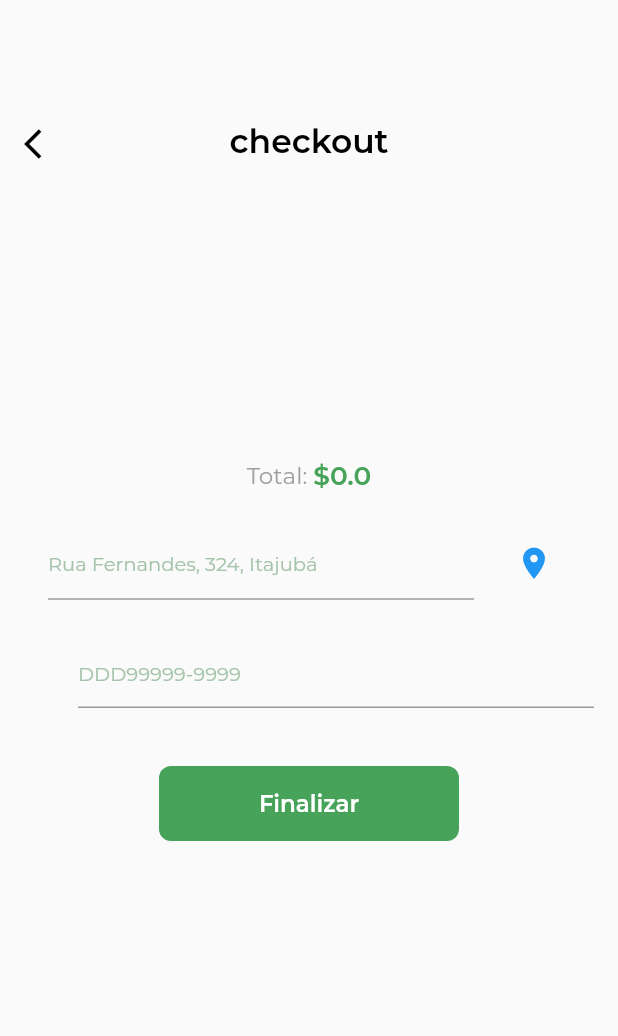
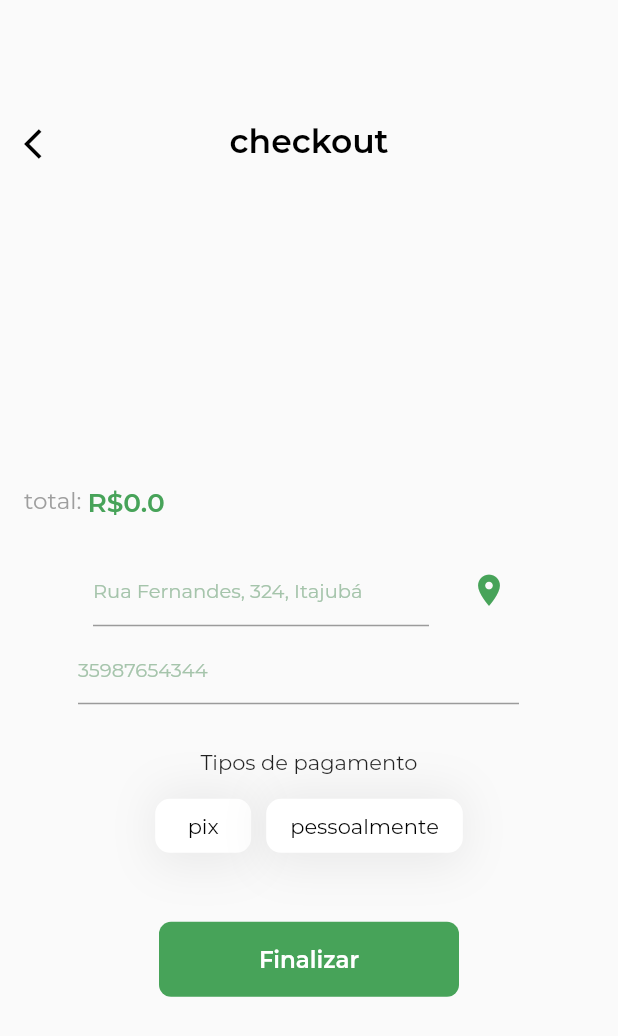
Before and after one commit to lavyoliveira/tifuti_project, a Flutter app: the CheckoutView screen opened directly, after a tap on the "location on" icon, on a phone screen of 412 x 824 dp. Shown: the top 1036 px of the screen. Run offline on Flutter 3.47's test engine with Material 2 defaults, Android fonts, the phone set to English and light mode, and no system bars; drawn by our look-alikes of group_button; our stand-ins replace cloud_firestore, connectivity, firebase_auth, firebase_core, firebase_storage, flutter_screenutil and 9 more; missing offline and left inert: flutter_facebook_auth; accounts and stored records are empty.

Commit message:
fix: saving lat, lon, save products e tipo de pagamento

```diff
--- a/lib/domain/viewmodel/checkout_viewmodel.dart
+++ b/lib/domain/viewmodel/checkout_viewmodel.dart
@@ -22,8 +22,19 @@ class CheckoutViewModel extends GetxController {
 
   bool get isLoading => _isLoading;
 
-  //controllers
   TextEditingController locationTEC = TextEditingController();
+
+  double _latitude = 0.0;
+
+  double get latitude => _latitude;
+
+  double _longitude = 0.0;
+
+  double get longitude => _longitude;
+
+  String _payment = '';
+
+  String get payment => _payment;
 
   @override
   void onInit() {
@@ -50,6 +61,10 @@ class CheckoutViewModel extends GetxController {
       telefone: telefone!,
       totalPrice: Get.find<CartViewModel>().totalPrice.toString(),
       date: DateFormat('dd-MM-yyyy').format(DateTime.now()),
+      products: Get.find<CartViewModel>().names.toList(),
+      latitude: _latitude,
+      longitude: _longitude,
+      payment: _payment,
     ));
     Get.find<CartViewModel>().removeAllProducts();
     Get.back();
@@ -57,37 +72,37 @@ class CheckoutViewModel extends GetxController {
   }
 
   setLocation(String val) {
-    if (kDebugMode) {
-      print('SetCountry $val');
-    }
     location = val;
+  }
+
+  setPayment(String val) {
+    _payment = val;
+    print(_payment);
   }
 
   getLocation() async {
     var loading = true;
     LocationPermission permission = await Geolocator.checkPermission();
-    if (kDebugMode) {
-      print(permission);
-    }
     if (permission == LocationPermission.denied ||
         permission == LocationPermission.deniedForever) {
       LocationPermission rPermission = await Geolocator.requestPermission();
-      if (kDebugMode) {
-        print(rPermission);
-      }
       await getLocation();
     } else {
       var position = await Geolocator.getCurrentPosition(
-          desiredAccuracy: LocationAccuracy.high);
+        desiredAccuracy: LocationAccuracy.high,
+      );
       List<Placemark> placemarks =
           await placemarkFromCoordinates(position.latitude, position.longitude);
-      var placemark = placemarks[0];
+
+      _latitude = position.latitude;
+      print(_latitude);
+      _longitude = position.longitude;
+      print(_longitude);
+
+      Placemark placemark = placemarks[0];
       location =
-          "${placemarks[0].street}, ${placemarks[0].name}, ${placemarks[0].country}, ${placemarks[0].locality}";
+          '${placemark.subThoroughfare}, ${placemark.thoroughfare}, ${placemark.subAdministrativeArea}';
       locationTEC.text = location!;
-      if (kDebugMode) {
-        print(location);
-      }
     }
     loading = false;
   }
--- a/lib/model/checkout_model.dart
+++ b/lib/model/checkout_model.dart
@@ -1,11 +1,17 @@
 class CheckoutModel {
-  late String location, telefone, totalPrice, date;
+  late String location, telefone, totalPrice, date, payment;
+  late List products;
+  late double latitude, longitude;
 
   CheckoutModel({
     required this.location,
     required this.telefone,
     required this.totalPrice,
     required this.date,
+    required this.products,
+    required this.latitude,
+    required this.longitude,
+    required this.payment,
   });
 
   CheckoutModel.fromJson(Map<dynamic, dynamic> map) {
@@ -13,6 +19,10 @@ class CheckoutModel {
     telefone = map['telefone'];
     totalPrice = map['totalPrice'];
     date = map['date'];
+    products = map['names'];
+    latitude = map['latitude'];
+    longitude = map['longitude'];
+    payment = map['payment'];
   }
 
   toJson() {
@@ -21,6 +31,10 @@ class CheckoutModel {
       'telefone': telefone,
       'totalPrice': totalPrice,
       'date': date,
+      'products': products,
+      'latitude': latitude,
+      'longitude': longitude,
+      'payment': payment,
     };
   }
 }
--- a/lib/view/cart/checkout_view.dart
+++ b/lib/view/cart/checkout_view.dart
@@ -8,6 +8,7 @@ import '../widgets/custom_button.dart';
 import '../../config/theme.dart';
 import '../widgets/custom_text.dart';
 import '../widgets/custom_textFormField.dart';
+import 'package:group_button/group_button.dart';
 
 class CheckoutView extends StatelessWidget {
   final _formKey = GlobalKey<FormState>();
@@ -65,81 +66,18 @@ class CheckoutView extends StatelessWidget {
                         SizedBox(
                           height: 20.h,
                         ),
-                        // CustomTextFormField(
-                        //   hintText: 'Rua de Pedestre E24',
-                        //   validatorFn: (value) {
-                        //     if (value!.isEmpty || value.length < 4) {
-                        //       return 'Por favor, insira um nome válido de rua.';
-                        //     }
-                        //     return null;
-                        //   },
-                        //   onSavedFn: (value) {
-                        //     controller.rua = value;
-                        //   },
-                        // ),
-                        // SizedBox(
-                        //   height: 20.h,
-                        // ),
-                        // CustomTextFormField(
-                        //   hintText: 'São Paulo',
-                        //   validatorFn: (value) {
-                        //     if (value!.isEmpty || value.length < 4) {
-                        //       return 'Por favor, insira um nome válido de cidade.';
-                        //     }
-                        //     return null;
-                        //   },
-                        //   onSavedFn: (value) {
-                        //     controller.cidade = value;
-                        //   },
-                        // ),
-                        // SizedBox(
-                        //   height: 20.h,
-                        // ),
-                        // Row(
-                        //   children: [
-                        //     Expanded(
-                        //       child: CustomTextFormField(
-                        //         hintText: 'São Paulo',
-                        //         validatorFn: (value) {
-                        //           if (value!.isEmpty || value.length < 4) {
-                        //             return 'Por favor, insira um nome válido de estado.';
-                        //           }
-                        //           return null;
-                        //         },
-                        //         onSavedFn: (value) {
-                        //           controller.estado = value;
-                        //         },
-                        //       ),
-                        //     ),
-                        //     const SizedBox(
-                        //       width: 36,
-                        //     ),
-                        //     Expanded(
-                        //       child: CustomTextFormField(
-                        //         hintText: 'Brasil',
-                        //         validatorFn: (value) {
-                        //           if (value!.isEmpty || value.length < 4) {
-                        //             return 'Por favor, insira um nome válido de país.';
-                        //           }
-                        //           return null;
-                        //         },
-                        //         onSavedFn: (value) {
-                        //           controller.pais = value;
-                        //         },
-                        //       ),
-                        //     ),
-                        //   ],
-                        // ),
-                        ListTile(
-                          title: Container(
-                            width: 250.0,
-                            child: TextFormField(
-                              style: TextStyle(
+                        Column(
+                          children: [
+                            SizedBox(
+                              width: 320,
+                              child: ListTile(
+                                title: TextFormField(
+                                  style: const TextStyle(
                                     color: Colors.black,
                                     fontSize: 13,
                                   ),
                                   controller: controller.locationTEC,
-                              decoration: InputDecoration(
+                                  decoration: const InputDecoration(
                                     hintText: 'Rua Fernandes, 324, Itajubá',
                                     hintStyle: TextStyle(
                                       color: hintColor,
@@ -147,25 +85,27 @@ class CheckoutView extends StatelessWidget {
                                     ),
                                   ),
                                   maxLines: null,
-                              onChanged: (val) => controller.setLocation(val),
-                            ),
+                                  onChanged: (val) =>
+                                      controller.setLocation(val),
                                 ),
                                 trailing: IconButton(
-                            tooltip: "Use your current location",
-                            icon: Icon(
+                                  tooltip: "Use sua localização atual",
+                                  icon: const Icon(
                                     Icons.location_on,
                                     size: 25.0,
+                                    color: primaryColor,
                                   ),
                                   iconSize: 30.0,
-                            color: Theme.of(context).colorScheme.secondary,
+                                  color:
+                                      Theme.of(context).colorScheme.secondary,
                                   onPressed: () => controller.getLocation(),
                                 ),
                               ),
-                        SizedBox(
-                          height: 20.h,
                             ),
-                        CustomTextFormField(
-                          hintText: 'DDD99999-9999',
+                            Container(
+                              padding: const EdgeInsets.only(right: 50),
+                              child: CustomTextFormField(
+                                hintText: '35987654344',
                                 keyboardType: TextInputType.phone,
                                 validatorFn: (value) {
                                   if (value!.isEmpty || value.length < 10) {
@@ -177,9 +117,14 @@ class CheckoutView extends StatelessWidget {
                                   controller.telefone = value;
                                 },
                               ),
-                        SizedBox(
-                          height: 38.h,
                             ),
+                          ],
+                        ),
+                        SizedBox(height: 30),
+                        Text('Tipos de pagamento'),
+                        SizedBox(height: 10),
+                        RadioButtons(),
+                        SizedBox(height: 40),
                         CustomButton(
                           'Finalizar',
                           () async {
@@ -231,6 +176,34 @@ class CheckoutView extends StatelessWidget {
           ),
         ],
       ),
+    );
+  }
+}
+
+enum Payment { pix, presencial }
+
+class RadioButtons extends StatelessWidget {
+  RadioButtons({super.key});
+
+  Payment? payment = Payment.pix;
+
+  @override
+  Widget build(BuildContext context) {
+    return GetBuilder<CheckoutViewModel>(
+      init: Get.find<CheckoutViewModel>(),
+      builder: (controller) => Center(
+          child: GroupButton(
+        options: GroupButtonOptions(
+            selectedColor: primaryColor,
+            borderRadius: BorderRadius.circular(10)),
+        onSelected: (value, index, isSelected) =>
+            controller.setPayment('${value}'),
+        isRadio: true,
+        buttons: [
+          "pix",
+          "pessoalmente",
+        ],
+      )),
     );
   }
 }
@@ -289,20 +262,20 @@ class ListViewProducts extends StatelessWidget {
               },
             ),
           ),
-          SizedBox(
-            height: 12.h,
+          const SizedBox(
+            height: 30,
           ),
           Row(
-            mainAxisAlignment: MainAxisAlignment.center,
-            crossAxisAlignment: CrossAxisAlignment.center,
+            mainAxisAlignment: MainAxisAlignment.start,
+            crossAxisAlignment: CrossAxisAlignment.start,
             children: [
               const CustomText(
-                text: 'Total: ',
+                text: 'total: ',
                 fontSize: 14,
                 color: Colors.grey,
               ),
               CustomText(
-                text: '\$${controller.totalPrice.toString()}',
+                text: 'R\$${controller.totalPrice.toString()}',
                 fontSize: 16,
                 fontWeight: FontWeight.bold,
                 color: primaryColor,
--- a/pubspec.yaml
+++ b/pubspec.yaml
@@ -56,6 +56,8 @@ dependencies:
   location: ^4.4.0
   firebase_core_platform_interface: 4.5.1
   firebase_messaging: ^13.0.4
+  flutter_form_builder: ^7.7.0
+  group_button: ^5.2.2
 
 dev_dependencies:
   flutter_test:
```
Also changed, not shown: lib/domain/viewmodel/cart_viewmodel.dart (+34 -0 lines), pubspec.lock. Lines whose indentation alone changed are shown as unchanged.
